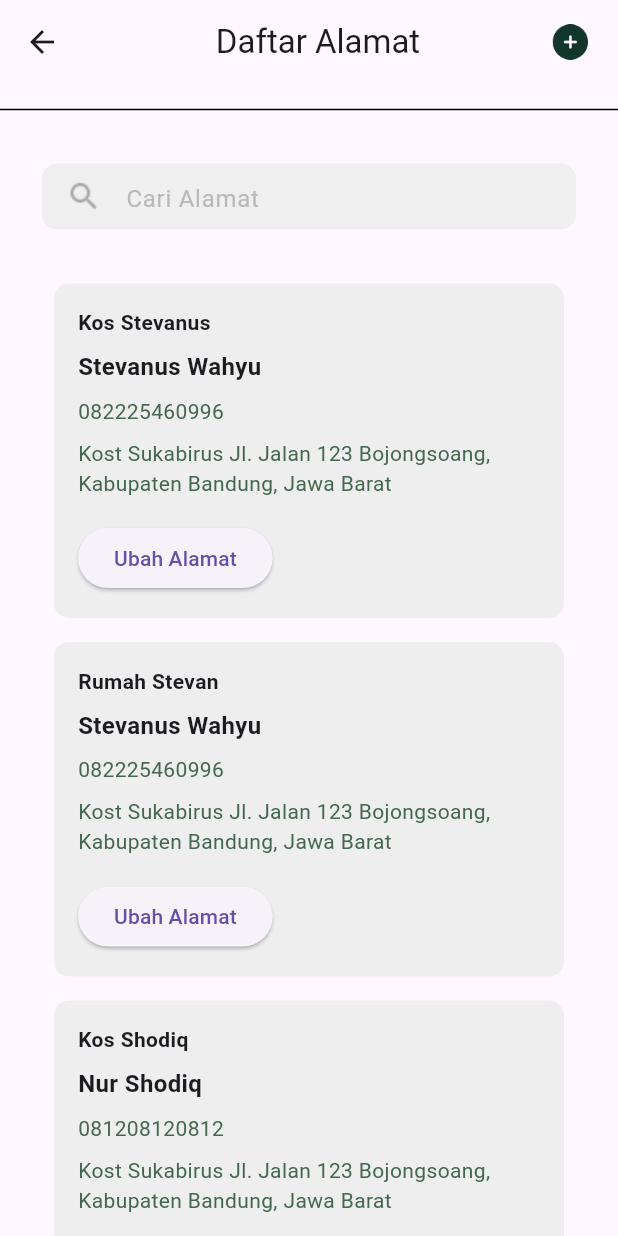
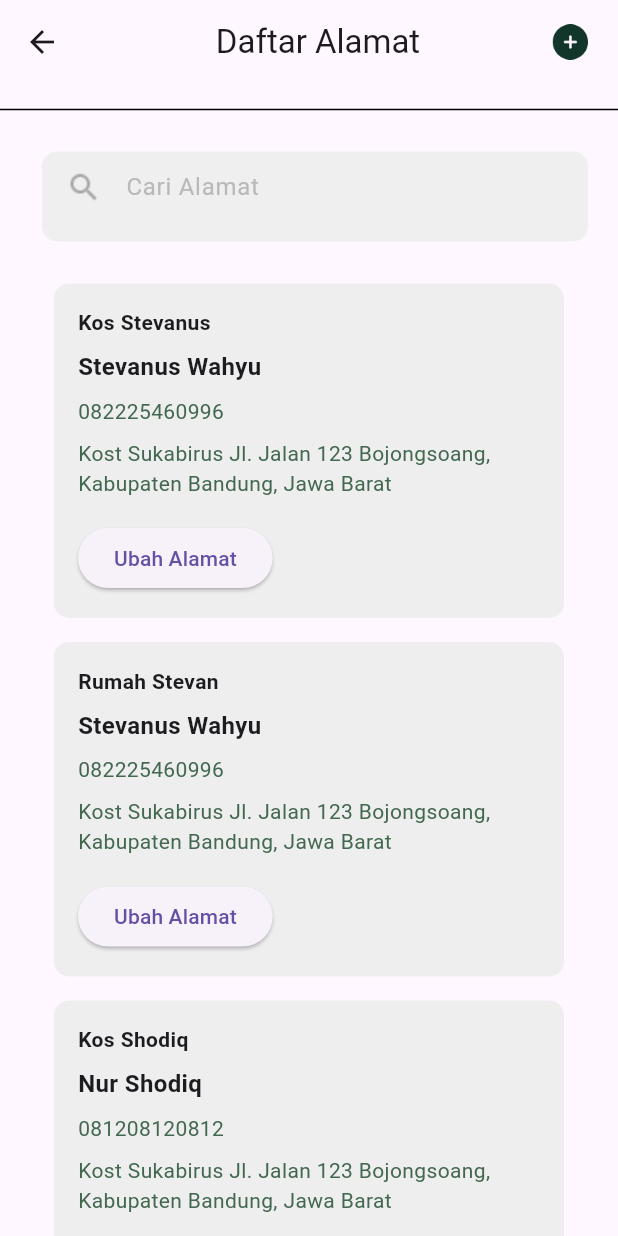
Before and after one commit to Luxferex/MotionHack_04, a Flutter app: the DaftarAlamatPage screen opened by its route, on a phone screen of 412 x 824 dp. Run offline on Flutter 3.47's test engine with Material 3 defaults, Android fonts, the phone set to English and light mode, and no system bars; our stand-ins replace animated_splash_screen, firebase_auth, firebase_core, google_fonts; missing offline and left inert: colorful_safe_area; accounts and stored records are empty.

Commit message:
Update widget

```diff
--- a/lib/widgets/homepage/CustomSearchBar.dart
+++ b/lib/widgets/homepage/CustomSearchBar.dart
@@ -10,7 +10,7 @@ class CustomSearchBar extends StatelessWidget {
   Widget build(BuildContext context) {
     return Expanded(
       child: Padding(
-        padding: const EdgeInsets.all(8.0),
+        padding: const EdgeInsets.only(left: 8.0),
         child: Container(
           decoration: BoxDecoration(
             borderRadius: BorderRadius.circular(10.0),
```
